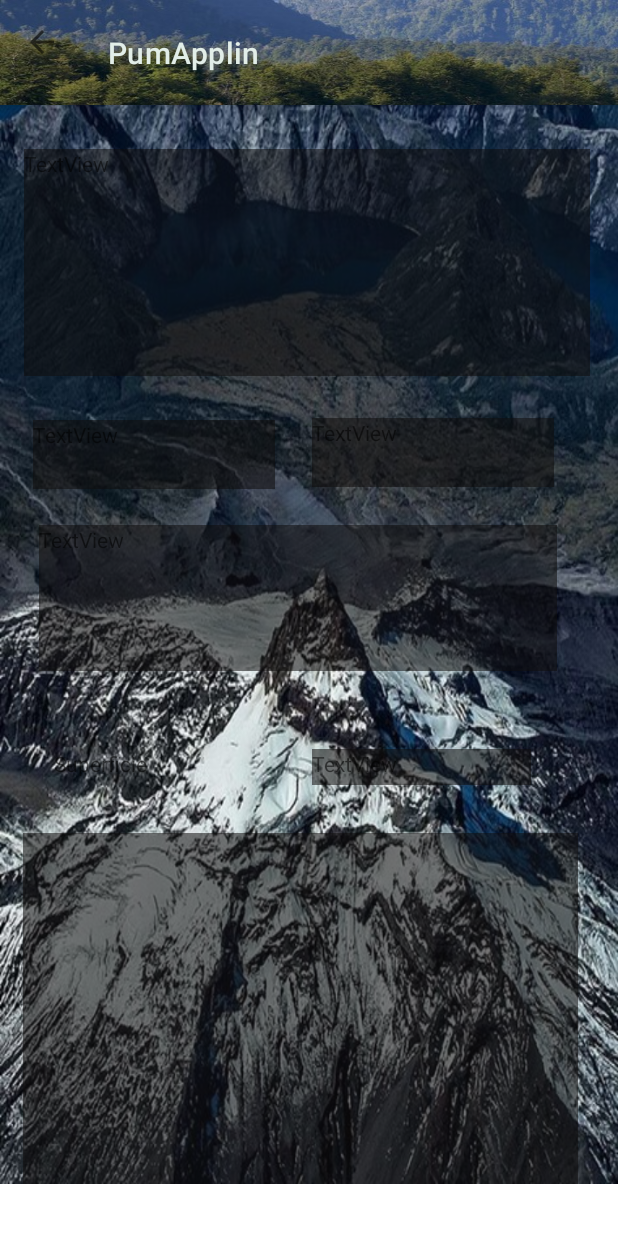
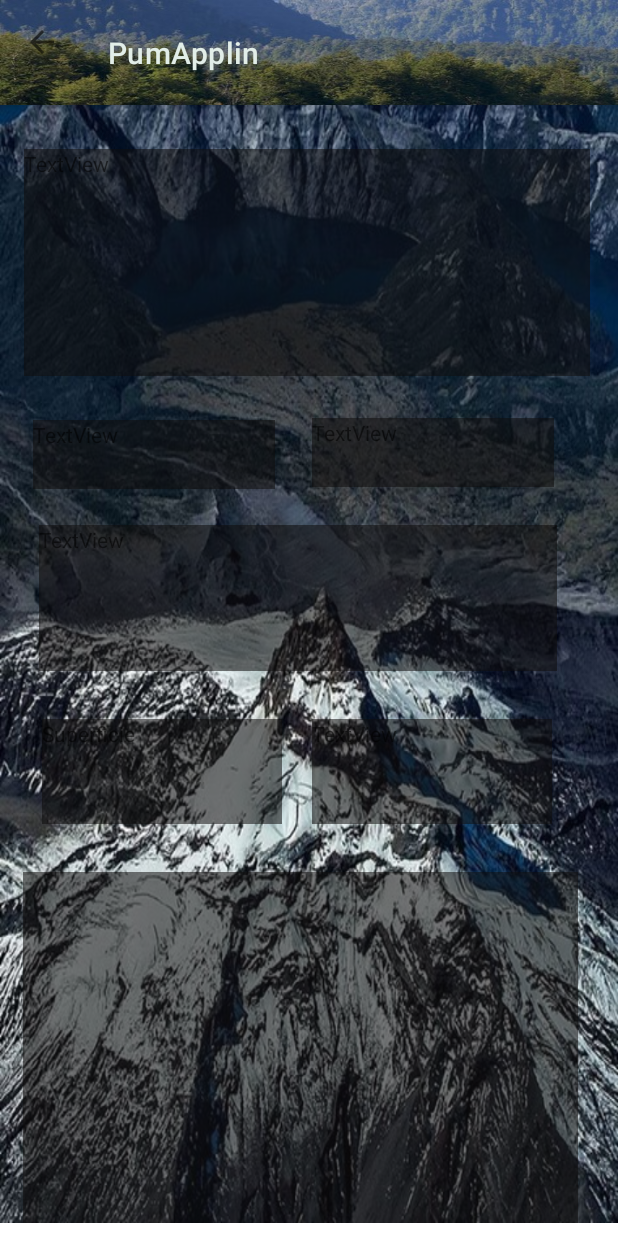
Before and after one commit to SrBrian26/App-sin-nombre, an Android app: the InfoQrCampingActivity screen opened directly, with no data from a screen before it, on a phone screen of 412 x 824 dp. Run offline under Robolectric (Android 15) with nearby library versions, the phone set to English and light mode, and no system bars; our stand-ins replace Room's generated code.

Commit message:
Actualizacion bd y detalles

```diff
--- a/app/src/main/java/com/example/parquepumalinapp/activities/SplashActivity.kt
+++ b/app/src/main/java/com/example/parquepumalinapp/activities/SplashActivity.kt
@@ -16,7 +16,7 @@ class SplashActivity : AppCompatActivity() {
         setContentView(R.layout.activity_splash)
         splash()
     }
-    private fun splash() {
+    private fun splash() { //Falta validar que al ir hacia atrás en el menu no pueda abrir ésta activity
         object : CountDownTimer(1000,100){
             override fun onTick(p0: Long) {
 
--- a/app/src/main/java/com/example/parquepumalinapp/dbLocal/QRHitosEntity.kt
+++ b/app/src/main/java/com/example/parquepumalinapp/dbLocal/QRHitosEntity.kt
@@ -10,5 +10,6 @@ data class QRHitosEntity(
     @ColumnInfo(name = "Id_Hito") var Id_Hito: String,
     @ColumnInfo(name = "Nombre_Hito") var Nombre_Hito: String,
     @ColumnInfo(name = "Descripcion_Hito") var Descripcion_Hito: String,
-    @ColumnInfo(name = "Sector_Hito") var Sector_Hito: String
+    @ColumnInfo(name = "Sector_Hito") var Sector_Hito: String,
+    @ColumnInfo(name = "Restricciones_Hito") var Restricciones_Hito: String
 )
--- a/app/src/main/res/layout/activity_info_qr_camping.xml
+++ b/app/src/main/res/layout/activity_info_qr_camping.xml
@@ -6,7 +6,7 @@
     android:layout_height="match_parent">
 
     <androidx.constraintlayout.widget.ConstraintLayout
-        android:id="@+id/main"
+        android:id="@+id/mainCamping"
         android:layout_width="match_parent"
         android:layout_height="70dp"
         android:background="@drawable/paisaje2"
@@ -79,24 +79,27 @@
 
         <TextView
             android:id="@+id/CapacidadCamping"
-        android:layout_width="146dp"
-        android:layout_height="24dp"
+            android:layout_width="160dp"
+            android:layout_height="70dp"
             android:layout_marginStart="208dp"
-        android:layout_marginTop="52dp"
-        android:text="TextView"
+            android:layout_marginTop="32dp"
             android:background="#FFFFFF"
             android:backgroundTint="#8B0F0E0E"
             android:backgroundTintMode="multiply"
+            android:text="TextView"
             app:layout_constraintStart_toStartOf="parent"
             app:layout_constraintTop_toBottomOf="@+id/RestriccionesCamping" />
 
         <TextView
             android:id="@+id/SuperficieCamping"
-        android:layout_width="wrap_content"
-        android:layout_height="wrap_content"
-        android:layout_marginStart="36dp"
-        android:layout_marginTop="52dp"
+            android:layout_width="160dp"
+            android:layout_height="70dp"
+            android:layout_marginStart="28dp"
+            android:layout_marginTop="32dp"
             android:text="Superficie"
+            android:background="#FFFFFF"
+            android:backgroundTint="#8B0F0E0E"
+            android:backgroundTintMode="multiply"
             app:layout_constraintStart_toStartOf="parent"
             app:layout_constraintTop_toBottomOf="@+id/RestriccionesCamping" />
 
--- a/app/src/main/res/layout/activity_info_qr_sendero.xml
+++ b/app/src/main/res/layout/activity_info_qr_sendero.xml
@@ -6,7 +6,7 @@
     android:layout_height="match_parent">
 
     <androidx.constraintlayout.widget.ConstraintLayout
-        android:id="@+id/main"
+        android:id="@+id/mainSendero"
         android:layout_width="match_parent"
         android:layout_height="70dp"
         android:background="@drawable/paisaje2"
--- a/gradle/libs.versions.toml
+++ b/gradle/libs.versions.toml
@@ -1,5 +1,5 @@
  [versions]
-agp = "8.5.1"
+agp = "8.6.1"
 coreSplashscreen = "1.0.1"
 kotlin = "1.9.0"
 coreKtx = "1.13.1"
```
Also changed, not shown: app/src/main/java/com/example/parquepumalinapp/activities/InfoQR/InfoQrCampingActivity.kt (+33 -39 lines), app/src/main/java/com/example/parquepumalinapp/activities/InfoQR/InfoQrHitoActivity.kt (+23 -28 lines), app/src/main/java/com/example/parquepumalinapp/activities/InfoQR/InfoQrSenderoActivity.kt (+0 -17 lines), app/src/main/java/com/example/parquepumalinapp/dbLocal/InfoQrApp.kt (+4 -4 lines), app/src/main/res/layout/activity_info_qr_hito.xml (+12 -13 lines), app/src/main/assets/Pumalin_db_1.3.6.db (added). Lines whose indentation alone changed are shown as unchanged.
